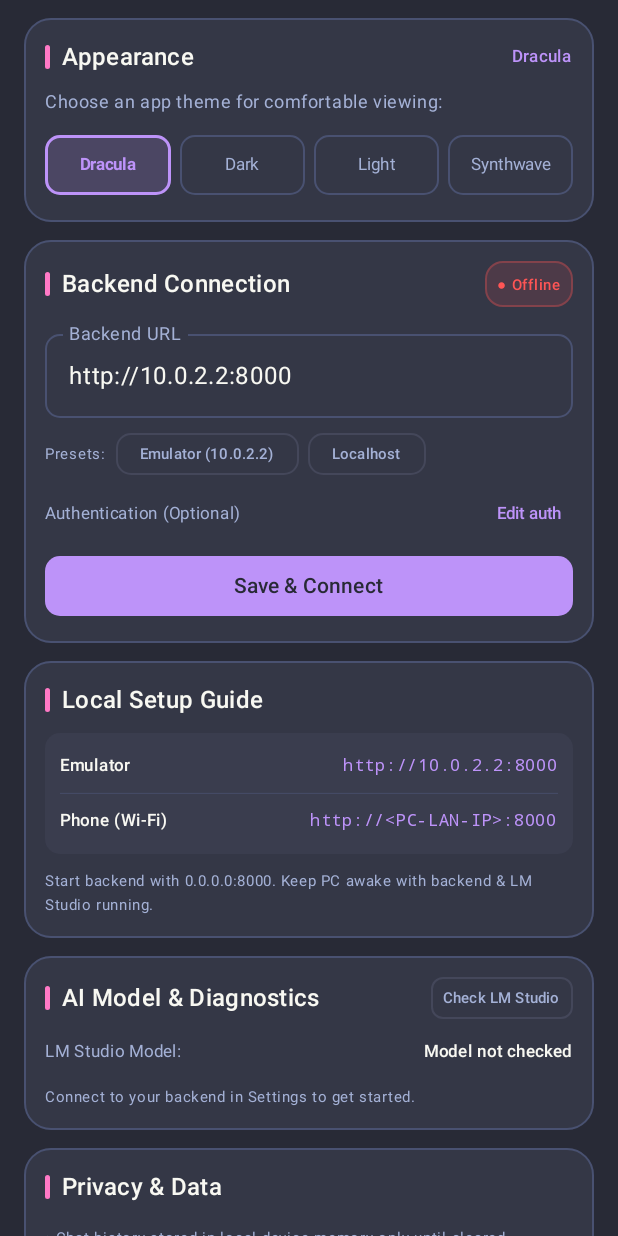
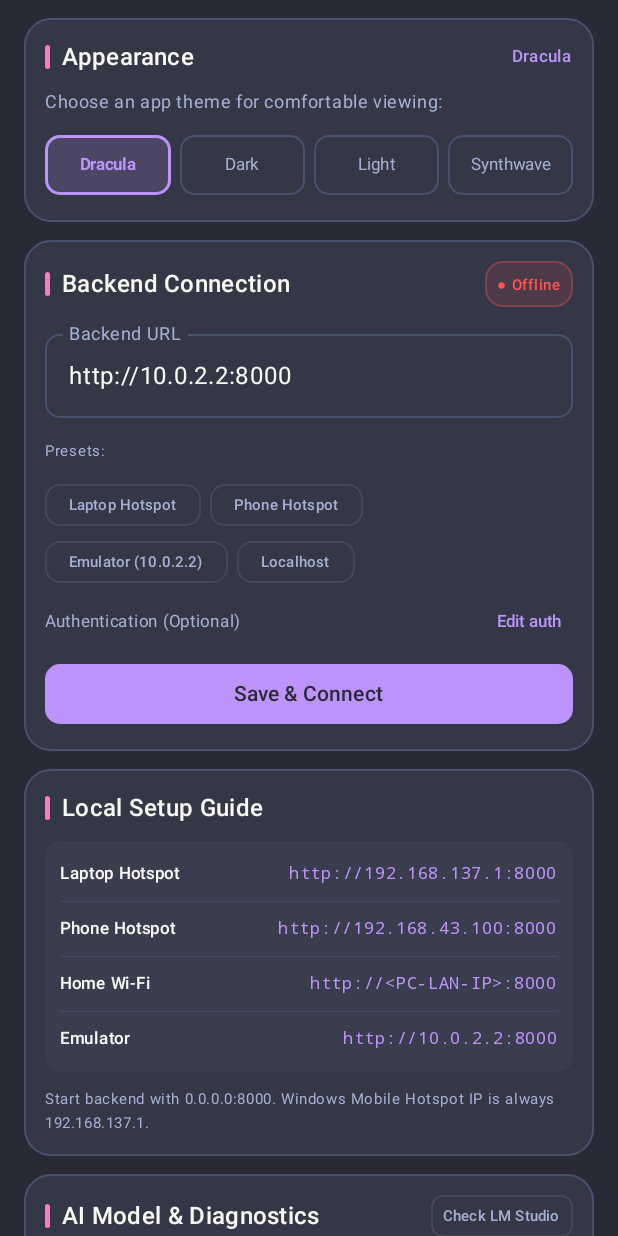
Before and after one commit to QZainSami/edith-android, an Android app built with Jetpack Compose: the composable SettingsScreen shown on its own in the app's theme, on a phone screen of 412 x 824 dp. Run offline under Robolectric (Android 15) with nearby library versions, the phone set to English and light mode, and no system bars; network calls fail; pictures from the network do not load.

Commit message:
feat: add Laptop Hotspot (192.168.137.1) and Phone Hotspot (192.168.43.100) connection presets

```diff
--- a/app/src/main/java/com/qzainsami/edith/MainActivity.kt
+++ b/app/src/main/java/com/qzainsami/edith/MainActivity.kt
@@ -663,12 +663,28 @@ private fun SettingsScreen(model: EdithViewModel) {
                 )
 
                 // Quick Presets Row
+                Text("Presets:", fontSize = 10.sp, color = colors.textSecondary)
                 Row(
                     Modifier.fillMaxWidth(),
                     horizontalArrangement = Arrangement.spacedBy(6.dp),
                     verticalAlignment = Alignment.CenterVertically
                 ) {
-                    Text("Presets:", fontSize = 10.sp, color = colors.textSecondary)
+                    SuggestionChip(
+                        onClick = { address = "http://192.168.137.1:8000" },
+                        label = { Text("Laptop Hotspot", fontSize = 10.sp) },
+                        modifier = Modifier.height(28.dp)
+                    )
+                    SuggestionChip(
+                        onClick = { address = "http://192.168.43.100:8000" },
+                        label = { Text("Phone Hotspot", fontSize = 10.sp) },
+                        modifier = Modifier.height(28.dp)
+                    )
+                }
+                Row(
+                    Modifier.fillMaxWidth(),
+                    horizontalArrangement = Arrangement.spacedBy(6.dp),
+                    verticalAlignment = Alignment.CenterVertically
+                ) {
                     SuggestionChip(
                         onClick = { address = "http://10.0.2.2:8000" },
                         label = { Text("Emulator (10.0.2.2)", fontSize = 10.sp) },
@@ -786,8 +802,8 @@ private fun SettingsScreen(model: EdithViewModel) {
                         horizontalArrangement = Arrangement.SpaceBetween,
                         verticalAlignment = Alignment.CenterVertically
                     ) {
-                        Text("Emulator", fontWeight = FontWeight.Medium, fontSize = 11.sp, color = colors.textPrimary)
-                        Text("http://10.0.2.2:8000", fontFamily = FontFamily.Monospace, fontSize = 11.sp, color = colors.primary)
+                        Text("Laptop Hotspot", fontWeight = FontWeight.Medium, fontSize = 11.sp, color = colors.textPrimary)
+                        Text("http://192.168.137.1:8000", fontFamily = FontFamily.Monospace, fontSize = 11.sp, color = colors.primary)
                     }
                     HorizontalDivider(color = colors.border.copy(alpha = 0.4f), thickness = 0.5.dp)
                     Row(
@@ -795,13 +811,31 @@ private fun SettingsScreen(model: EdithViewModel) {
                         horizontalArrangement = Arrangement.SpaceBetween,
                         verticalAlignment = Alignment.CenterVertically
                     ) {
-                        Text("Phone (Wi-Fi)", fontWeight = FontWeight.Medium, fontSize = 11.sp, color = colors.textPrimary)
+                        Text("Phone Hotspot", fontWeight = FontWeight.Medium, fontSize = 11.sp, color = colors.textPrimary)
+                        Text("http://192.168.43.100:8000", fontFamily = FontFamily.Monospace, fontSize = 11.sp, color = colors.primary)
+                    }
+                    HorizontalDivider(color = colors.border.copy(alpha = 0.4f), thickness = 0.5.dp)
+                    Row(
+                        Modifier.fillMaxWidth(),
+                        horizontalArrangement = Arrangement.SpaceBetween,
+                        verticalAlignment = Alignment.CenterVertically
+                    ) {
+                        Text("Home Wi-Fi", fontWeight = FontWeight.Medium, fontSize = 11.sp, color = colors.textPrimary)
                         Text("http://<PC-LAN-IP>:8000", fontFamily = FontFamily.Monospace, fontSize = 11.sp, color = colors.primary)
+                    }
+                    HorizontalDivider(color = colors.border.copy(alpha = 0.4f), thickness = 0.5.dp)
+                    Row(
+                        Modifier.fillMaxWidth(),
+                        horizontalArrangement = Arrangement.SpaceBetween,
+                        verticalAlignment = Alignment.CenterVertically
+                    ) {
+                        Text("Emulator", fontWeight = FontWeight.Medium, fontSize = 11.sp, color = colors.textPrimary)
+                        Text("http://10.0.2.2:8000", fontFamily = FontFamily.Monospace, fontSize = 11.sp, color = colors.primary)
                     }
                 }
 
                 Text(
-                    "Start backend with 0.0.0.0:8000. Keep PC awake with backend & LM Studio running.",
+                    "Start backend with 0.0.0.0:8000. Windows Mobile Hotspot IP is always 192.168.137.1.",
                     style = MaterialTheme.typography.bodySmall,
                     fontSize = 10.sp,
                     color = colors.textSecondary
```
Also changed, not shown: 2 other files.
